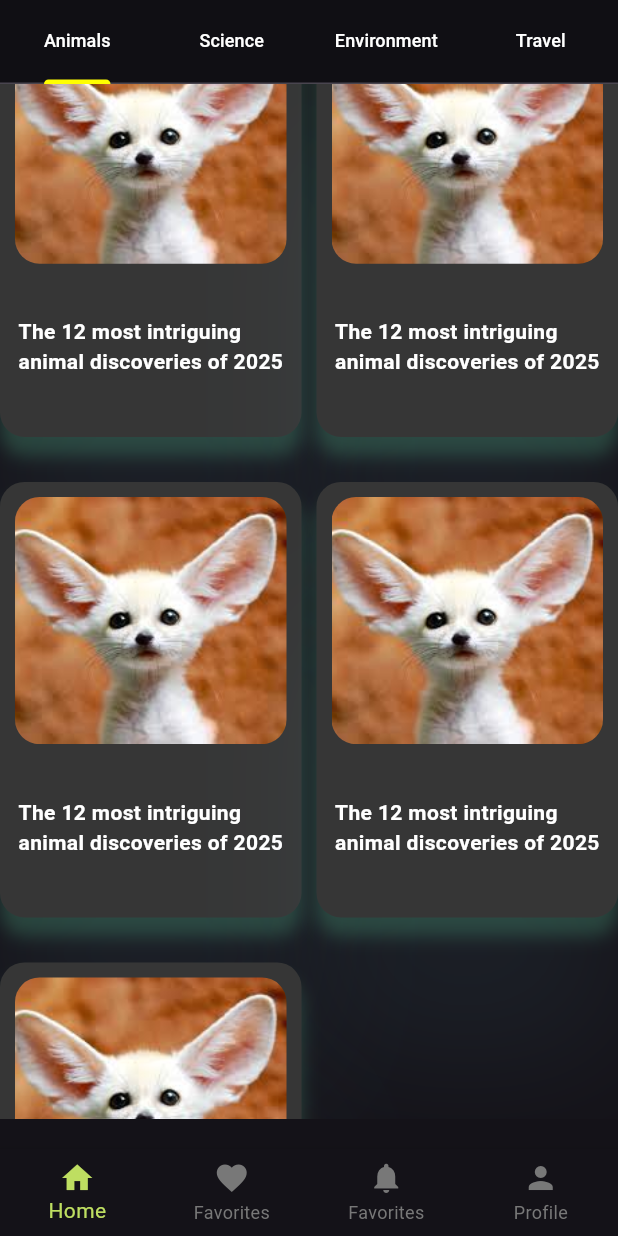
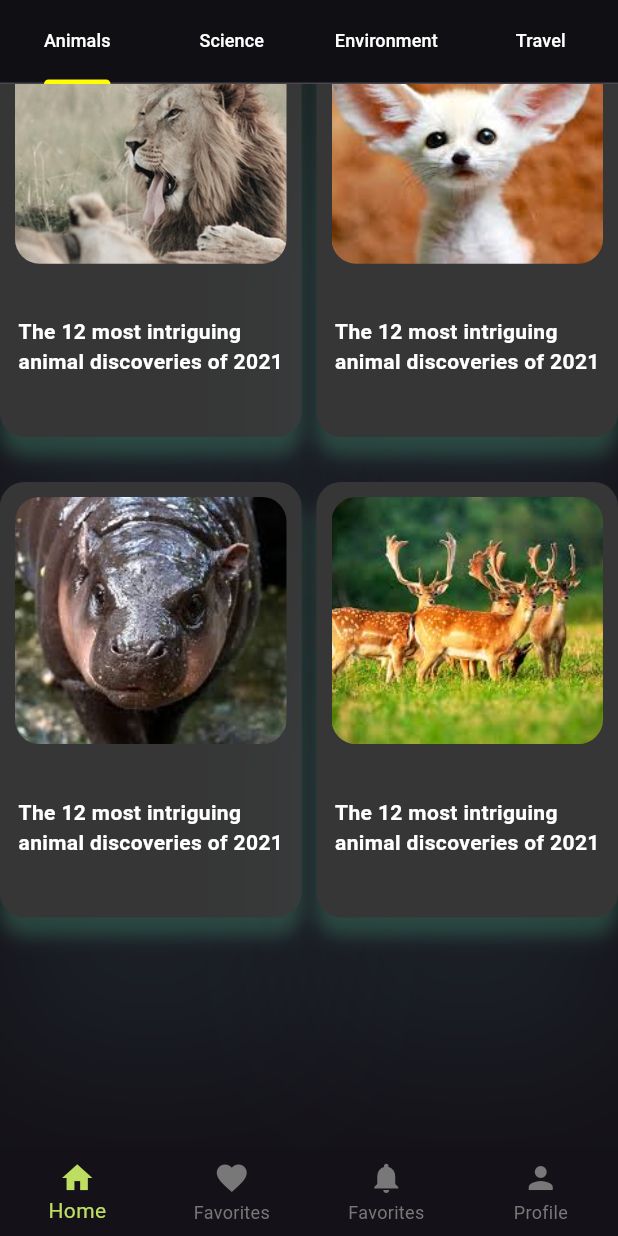
Before and after one commit to AmrElzohairy/animals_app, a Flutter app: the HomeView screen opened directly, scrolled down 327 dp, on a phone screen of 412 x 824 dp. Run offline on Flutter 3.47's test engine with Material 3 defaults, Android fonts, the light colour scheme and no system bars; our stand-ins replace carousel_slider, dots_indicator; network calls fail; Roboto replaces fonts that are missing (Nunito Sans).

Commit message:
add grids item animal list

```diff
--- /dev/null
+++ b/lib/constants.dart
@@ -0,0 +1,20 @@
+import 'package:animals_app/features/home/data/models/grid_items_model.dart';
+
+List<GridItemsModel> animalList =  [
+  GridItemsModel(
+    imageUrl: "assets/carosal_image.png",
+    title: "The 12 most intriguing \nanimal discoveries of 2021",
+  ),
+  GridItemsModel(
+    imageUrl: "assets/animal1.jpeg",
+    title: "The 12 most intriguing \nanimal discoveries of 2021",
+  ),
+  GridItemsModel(
+    imageUrl: "assets/animal2.jpeg",
+    title: "The 12 most intriguing \nanimal discoveries of 2021",
+  ),
+  GridItemsModel(
+    imageUrl: "assets/animal3.jpeg",
+    title: "The 12 most intriguing \nanimal discoveries of 2021",
+  ),
+];
--- /dev/null
+++ b/lib/features/home/data/models/grid_items_model.dart
@@ -0,0 +1,14 @@
+class GridItemsModel {
+  final String imageUrl;
+  final String title;
+
+
+  GridItemsModel({
+    required this.imageUrl,
+    required this.title,
+
+  });
+
+
+
+}
--- a/lib/features/home/presentation/ui/home_view.dart
+++ b/lib/features/home/presentation/ui/home_view.dart
@@ -2,6 +2,8 @@ import 'package:animals_app/features/home/presentation/ui/widgets/home_carosal_s
 import 'package:animals_app/features/home/presentation/ui/widgets/home_grid_view.dart';
 import 'package:animals_app/features/home/presentation/ui/widgets/home_header.dart';
 import 'package:flutter/material.dart';
+
+import '../../../../constants.dart';
 
 class HomeView extends StatefulWidget {
   const HomeView({super.key});
@@ -62,7 +64,9 @@ class _HomeViewState extends State<HomeView> with TickerProviderStateMixin {
           children: [
             Padding(
               padding: const EdgeInsets.only(bottom: 20, ),
-              child: HomeGridView(),
+              child: HomeGridView(
+                gridItems: animalList,
+              ),
             ),
             Center(child: Text("Science")),
             Center(child: Text("Environment")),
--- a/lib/features/home/presentation/ui/widgets/grid_view_item.dart
+++ b/lib/features/home/presentation/ui/widgets/grid_view_item.dart
@@ -1,7 +1,10 @@
 import 'package:flutter/material.dart';
 
+import '../../../data/models/grid_items_model.dart';
+
 class GridViewItem extends StatelessWidget {
-  const GridViewItem({super.key});
+  const GridViewItem({super.key, required this.gridItemsModel});
+final GridItemsModel gridItemsModel;
 
   @override
   Widget build(BuildContext context) {
@@ -33,7 +36,7 @@ class GridViewItem extends StatelessWidget {
           ClipRRect(
             borderRadius: BorderRadius.circular(16.34),
             child: Image.asset(
-              "assets/animal1.jpeg",
+              gridItemsModel.imageUrl,
               height: MediaQuery.sizeOf(context).height * 0.2,
               width: MediaQuery.sizeOf(context).width * 0.45,
               fit: BoxFit.cover,
@@ -41,7 +44,7 @@ class GridViewItem extends StatelessWidget {
           ),
           Spacer(),
           Text(
-            'The 12 most intriguing \nanimal discoveries of 2025',
+            gridItemsModel.title,
             style: TextStyle(
               color: Colors.white,
               fontSize: 14,
--- a/lib/features/home/presentation/ui/widgets/home_grid_view.dart
+++ b/lib/features/home/presentation/ui/widgets/home_grid_view.dart
@@ -1,11 +1,12 @@
+import 'package:animals_app/features/home/data/models/grid_items_model.dart';
 import 'package:animals_app/features/home/presentation/ui/widgets/grid_view_item.dart';
 import 'package:flutter/material.dart';
 
 import '../../../../details/presentation/ui/details_screen.dart';
 
 class HomeGridView extends StatelessWidget {
-  const HomeGridView({super.key});
-
+  const HomeGridView({super.key, required this.gridItems});
+  final List<GridItemsModel> gridItems;
   @override
   Widget build(BuildContext context) {
     return GridView.builder(
@@ -15,18 +16,17 @@ class HomeGridView extends StatelessWidget {
         crossAxisSpacing: 10,
         mainAxisSpacing: 30,
       ),
-      itemCount: 5,
+      itemCount: 4,
       itemBuilder: (context, index) {
         return GestureDetector(
           onTap: () {
             Navigator.push(
               context,
-              MaterialPageRoute(
-                builder: (context) => const DetailsScreen(),
-              ),
+              MaterialPageRoute(builder: (context) => const DetailsScreen()),
             );
           },
-          child: GridViewItem());
+          child: GridViewItem(gridItemsModel: gridItems[index]),
+        );
       },
     );
   }
```
